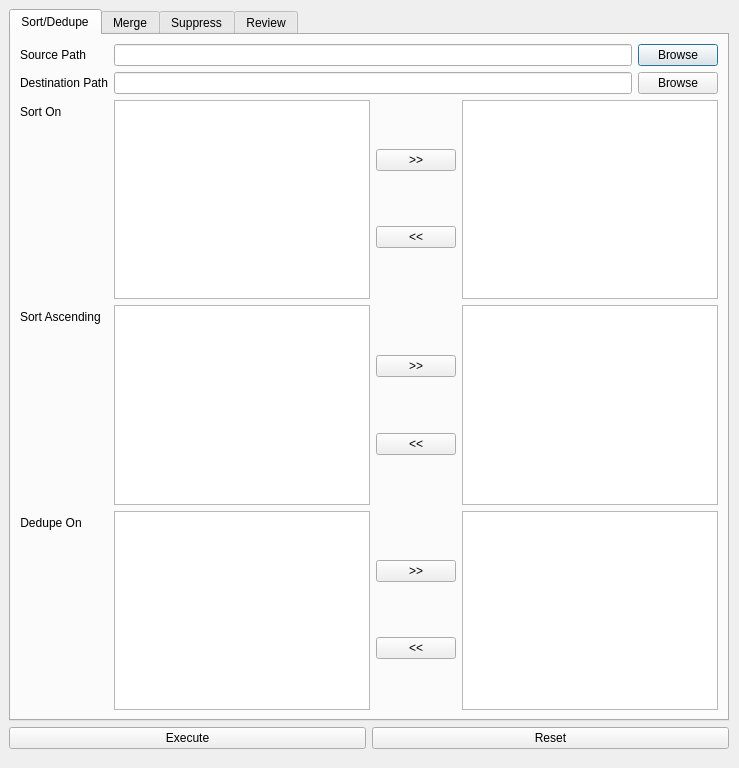
zbarge/zeex, file zeex/core/ui/actions/merge_purge.ui: the form before one commit.
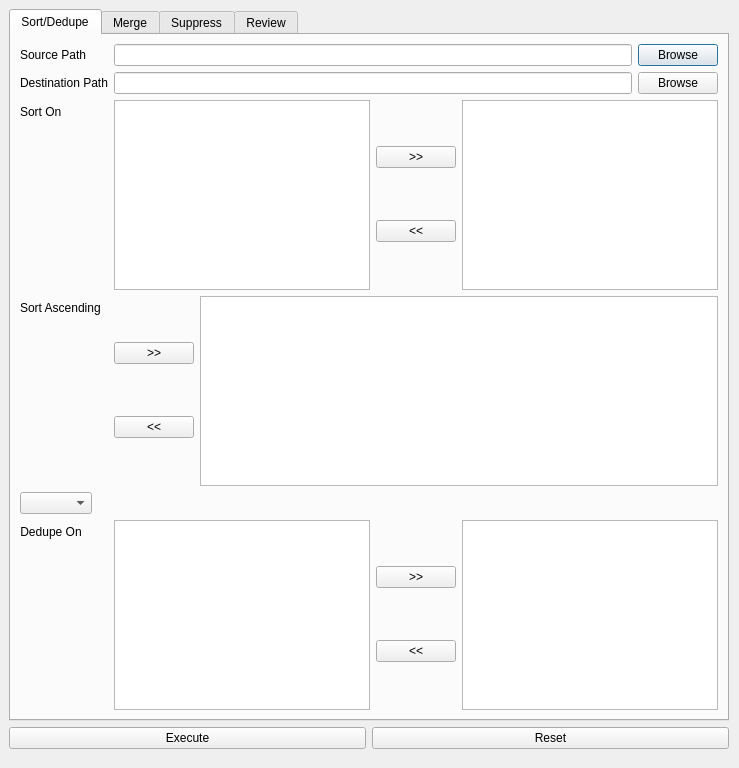
The form after the commit.

Commit message: Centralized DataFrameModelManager class added to help manage the dataframe models...they were already getting crazy.

The edit to the form file:
```diff
--- a/zeex/core/ui/actions/merge_purge.ui
+++ b/zeex/core/ui/actions/merge_purge.ui
@@ -145,10 +145,7 @@
             </item>
             <item row="3" column="1">
              <layout class="QGridLayout" name="pushGrid_2">
-              <item row="0" column="2">
-               <widget class="QListView" name="sortAscRightView"/>
-              </item>
-              <item row="0" column="1">
+              <item row="0" column="0">
                <layout class="QGridLayout" name="btnGrid_2">
                 <item row="0" column="0">
                  <widget class="QPushButton" name="sortAscRightButton">
@@ -166,12 +163,12 @@
                 </item>
                </layout>
               </item>
-              <item row="0" column="0">
-               <widget class="QListView" name="sortAscLeftView"/>
+              <item row="0" column="1">
+               <widget class="QListView" name="sortAscRightView"/>
               </item>
              </layout>
             </item>
-            <item row="4" column="0">
+            <item row="5" column="0">
              <widget class="QLabel" name="dedupeOnLabel">
               <property name="text">
                <string>Dedupe On</string>
@@ -184,7 +181,7 @@
               </property>
              </widget>
             </item>
-            <item row="4" column="1">
+            <item row="5" column="1">
              <layout class="QGridLayout" name="pushGrid_3">
               <item row="0" column="2">
                <widget class="QListView" name="dedupeOnRightView"/>
@@ -212,6 +209,9 @@
               </item>
              </layout>
             </item>
+            <item row="4" column="0">
+             <widget class="QComboBox" name="comboBox"/>
+            </item>
            </layout>
           </item>
          </layout>
```
The commit also changes 9 other files.
